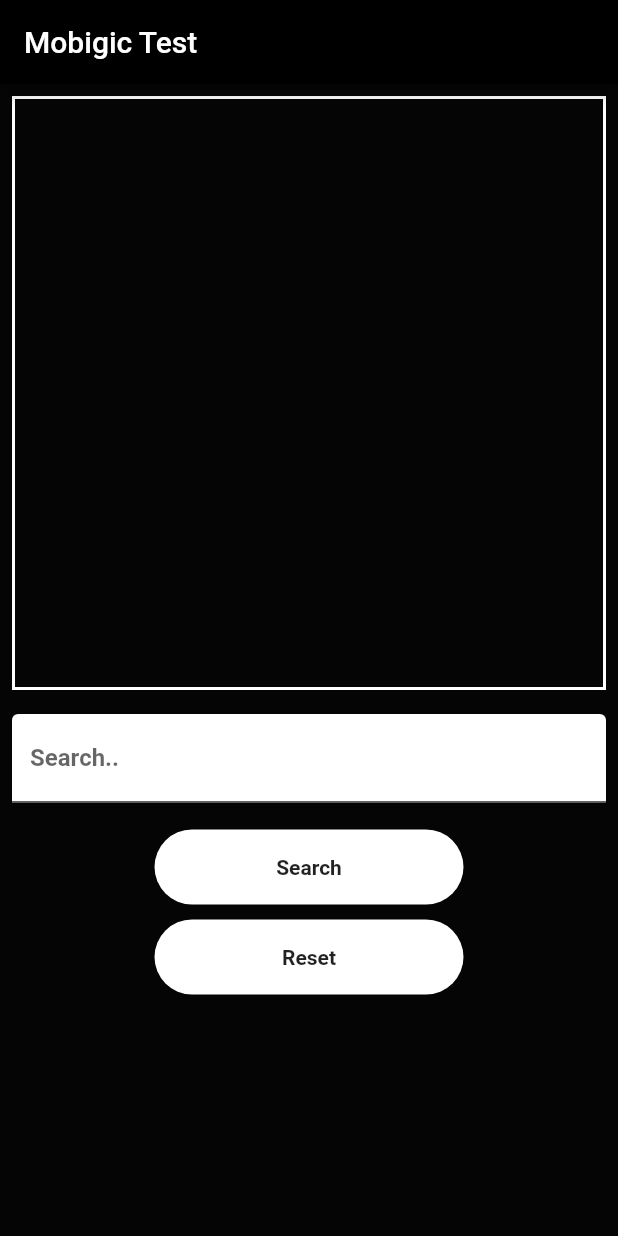
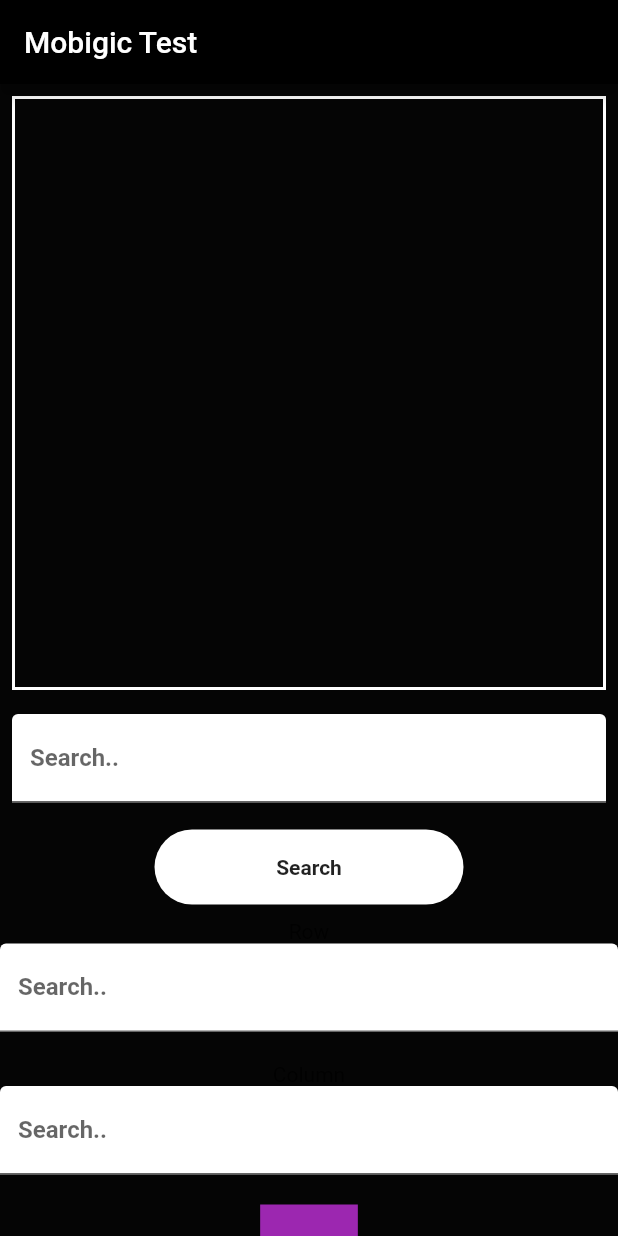
Before and after one commit to ChinmayKulkarni-0/mobigicc, a Flutter app: the screen it shows after launch, on a phone screen of 412 x 824 dp. Run offline on Flutter 3.47's test engine with Material 2 defaults, Android fonts, the phone set to English and light mode, and no system bars; our stand-ins replace animated_text_kit, lottie; missing offline and left inert: word_search.

Commit message:
Add matrix

```diff
--- /dev/null
+++ b/mogigame/lib/GridView.dart
@@ -0,0 +1,20 @@
+import 'package:flutter/material.dart';
+
+class GridView extends StatefulWidget {
+  const GridView({Key? key}) : super(key: key);
+
+  @override
+  State<GridView> createState() => _GridViewState();
+}
+
+class _GridViewState extends State<GridView> {
+  @override
+  Widget build(BuildContext context) {
+    return Scaffold(
+      body: SingleChildScrollView(
+          child: Column(
+        children: [],
+      )),
+    );
+  }
+}
--- a/mogigame/lib/RCvier.dart
+++ b/mogigame/lib/RCvier.dart
@@ -64,7 +64,7 @@ class _HomeState extends State<Home> {
 
   bool _isElevated = false;
   bool _isReset = false;
-  int rowC = 6;
+  int rowC = 5;
   int colC = 5;
 
   String wordSelect;
@@ -184,7 +184,7 @@ class _HomeState extends State<Home> {
   }
 
   Widget _buildGameBody() {
-    int gridStateLength = newPuzzle.puzzle.length;
+    int colC = newPuzzle.puzzle.length;
     return Column(
       children: <Widget>[
         AspectRatio(
@@ -196,10 +196,10 @@ class _HomeState extends State<Home> {
                 border: Border.all(color: Colors.white, width: 2.0)),
             child: GridView.builder(
               gridDelegate: SliverGridDelegateWithFixedCrossAxisCount(
-                crossAxisCount: gridStateLength,
+                crossAxisCount: rowC,
               ),
               itemBuilder: _buildGridItems,
-              itemCount: gridStateLength * gridStateLength,
+              itemCount: colC * rowC,
             ),
           ),
         ),
@@ -258,6 +258,46 @@ class _HomeState extends State<Home> {
         SizedBox(
           height: 10,
         ),
+        Text("Row"),
+        TextField(
+          controller: row,
+          decoration: const InputDecoration(
+              fillColor: Colors.white,
+              filled: true,
+              label: Text(
+                'Search..',
+                style: TextStyle(fontWeight: FontWeight.bold),
+              )),
+        ),
+        SizedBox(
+          height: 20,
+        ),
+        Text(
+          "Column",
+        ),
+        TextField(
+          controller: column,
+          decoration: const InputDecoration(
+              fillColor: Colors.white,
+              filled: true,
+              label: Text(
+                'Search..',
+                style: TextStyle(fontWeight: FontWeight.bold),
+              )),
+        ),
+        SizedBox(
+          height: 20,
+        ),
+        FlatButton(
+            onPressed: () {
+              rowC = int.parse(row.text);
+              colC = int.parse(column.text);
+              setState(() {});
+            },
+            child: Container(
+                color: Colors.purple,
+                padding: EdgeInsets.all(20),
+                child: Text("Add"))),
         GestureDetector(
           onTap: () {
             Navigator.pushAndRemoveUntil(
```
